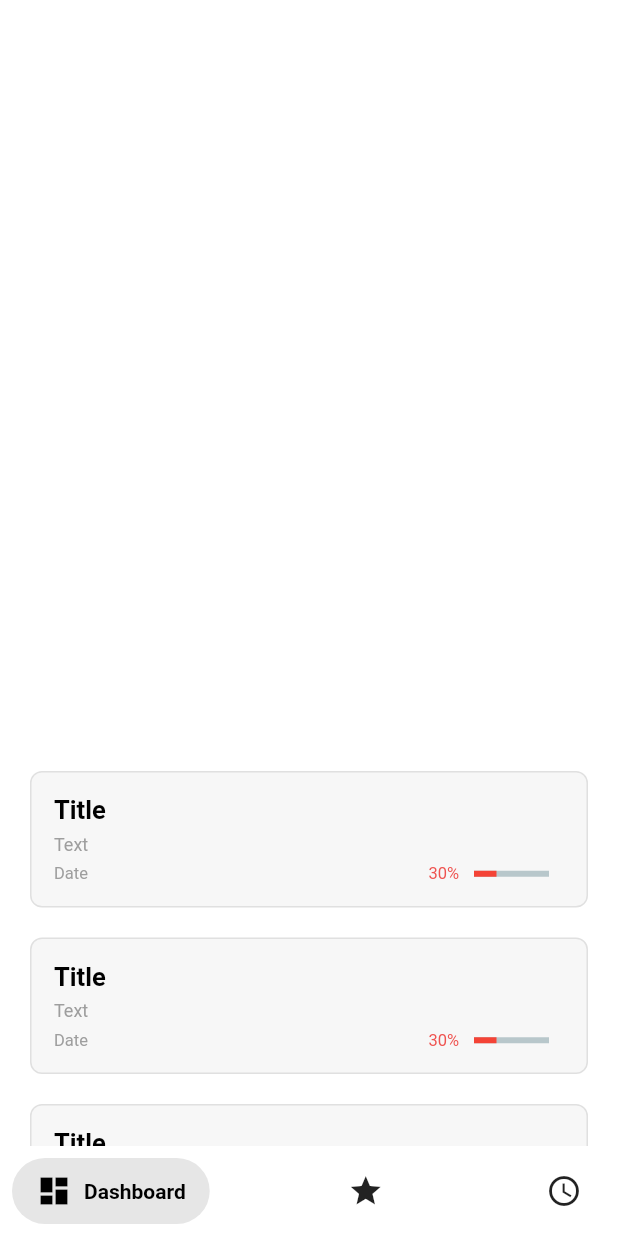
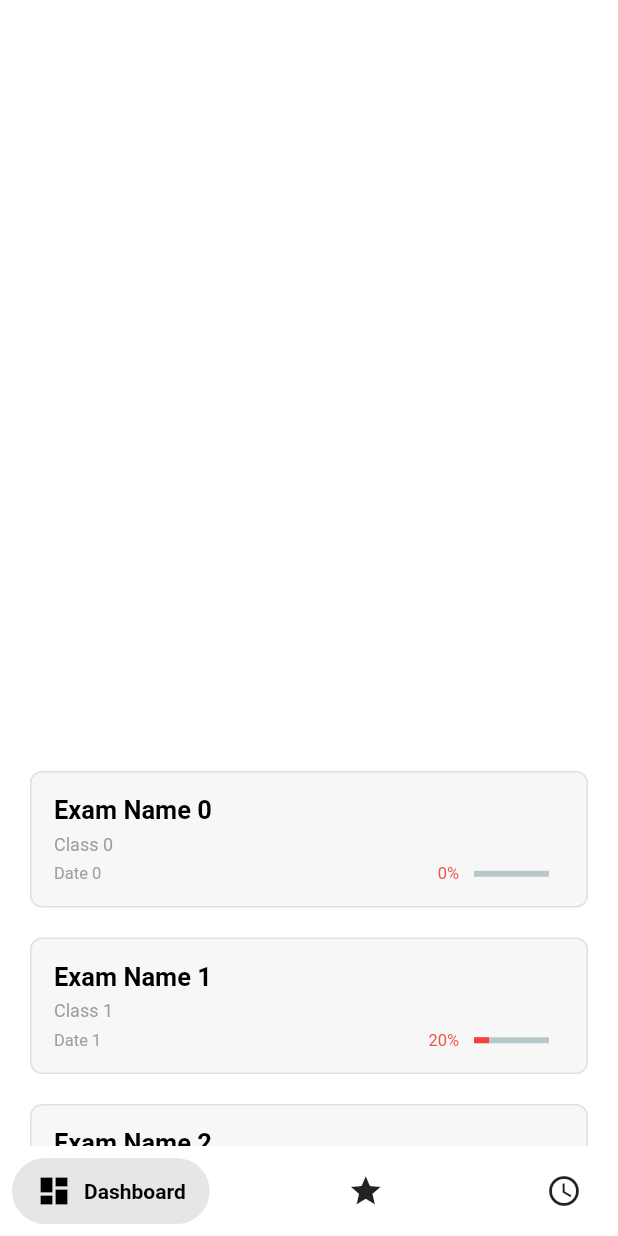
Before and after one commit to Volnetiks/Notes-BAC, a Flutter app: the screen it shows after launch, on a phone screen of 412 x 824 dp. Run offline on Flutter 3.47's test engine with Material 2 defaults, Android fonts, the phone set to English and light mode, and no system bars; drawn by our look-alikes of percent_indicator, salomon_bottom_bar; our stand-ins replace shared_preferences; Roboto replaces fonts that are missing (SFUI).

Commit message:
List values

```diff
--- a/lib/main.dart
+++ b/lib/main.dart
@@ -11,7 +11,6 @@ void main() {
 class MyApp extends StatelessWidget {
   const MyApp({Key? key}) : super(key: key);
 
-  // This widget is the root of your application.
   @override
   Widget build(BuildContext context) {
     return MaterialApp(
--- a/lib/screens/home_screen.dart
+++ b/lib/screens/home_screen.dart
@@ -1,4 +1,3 @@
-import 'package:bac_note/widgets/grade_item.dart';
 import 'package:bac_note/widgets/grade_tile.dart';
 import 'package:flutter/material.dart';
 import 'package:flutter_staggered_grid_view/flutter_staggered_grid_view.dart';
@@ -54,11 +53,13 @@ class _HomePageState extends State<HomePage> {
                   shrinkWrap: true,
                   itemBuilder: (context, index) {
                     return GradeTile(
-                      pourcent: 30,
+                      pourcent: 20 * index,
+                      values: [
+                        'Exam Name $index',
+                        "Class $index",
+                        "Date $index"
+                      ],
                     );
-                    // return GradeItem(
-                    //   values: ['Chapter $index', 'Class $index', 'Date $index'],
-                    // );
                   },
                   staggeredTileBuilder: (int index) {
                     return StaggeredTile.fit(2);
--- a/lib/widgets/grade_tile.dart
+++ b/lib/widgets/grade_tile.dart
@@ -3,7 +3,8 @@ import 'package:percent_indicator/percent_indicator.dart';
 
 class GradeTile extends StatefulWidget {
   final pourcent;
-  const GradeTile({required this.pourcent});
+  final List<String> values;
+  const GradeTile({required this.pourcent, required this.values});
 
   @override
   _GradeTileState createState() => _GradeTileState();
@@ -13,6 +14,7 @@ class _GradeTileState extends State<GradeTile> {
   @override
   Widget build(BuildContext context) {
     var pourcent = widget.pourcent;
+    List<String> values = widget.values;
 
     return AnimatedContainer(
       duration: Duration(milliseconds: 1500),
@@ -27,7 +29,7 @@ class _GradeTileState extends State<GradeTile> {
           Row(
             children: [
               Expanded(
-                child: Text("Title",
+                child: Text(values[0],
                     overflow: TextOverflow.ellipsis,
                     style: TextStyle(
                         fontSize: 17,
@@ -40,7 +42,7 @@ class _GradeTileState extends State<GradeTile> {
             height: 5,
           ),
           Text(
-            "Text",
+            values[1],
             overflow: TextOverflow.ellipsis,
             maxLines: 10,
             style: TextStyle(color: Colors.grey, height: 1.3, fontSize: 12),
@@ -50,7 +52,7 @@ class _GradeTileState extends State<GradeTile> {
           ),
           Row(children: [
             Text(
-              "Date",
+              values[2],
               style: TextStyle(color: Colors.grey, fontSize: 11),
             ),
             Flexible(fit: FlexFit.tight, child: SizedBox()),
```
